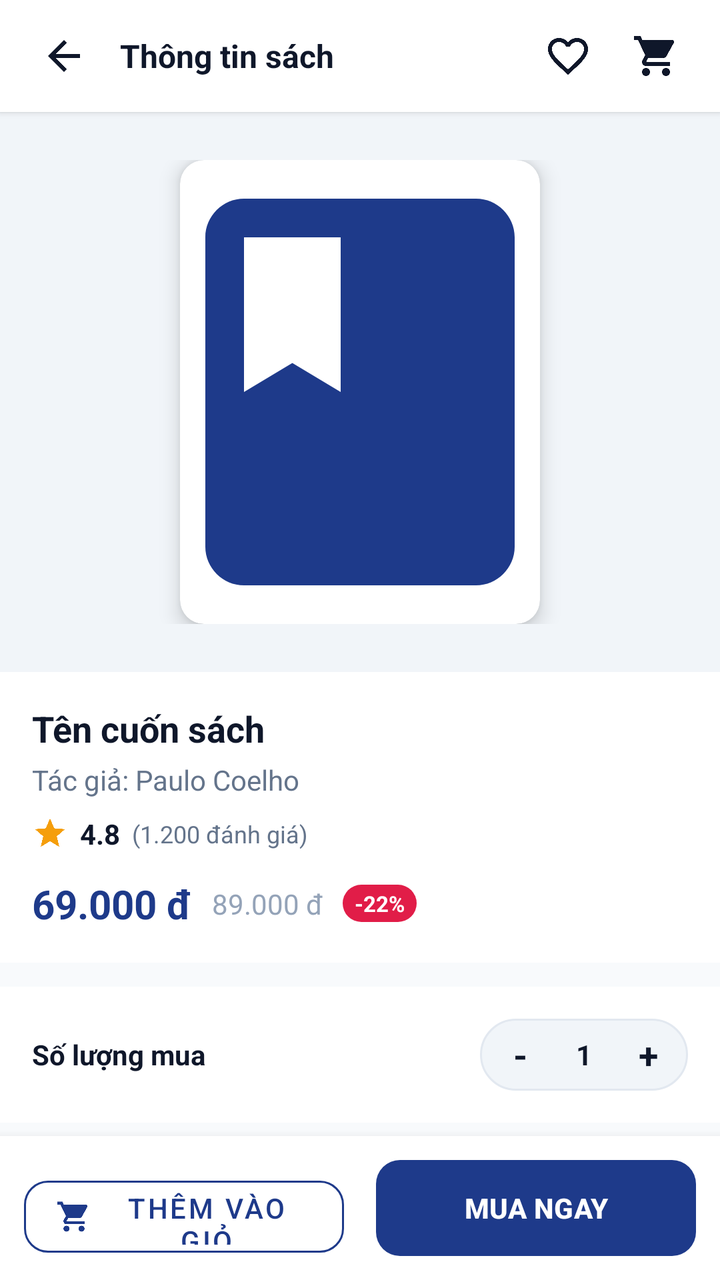
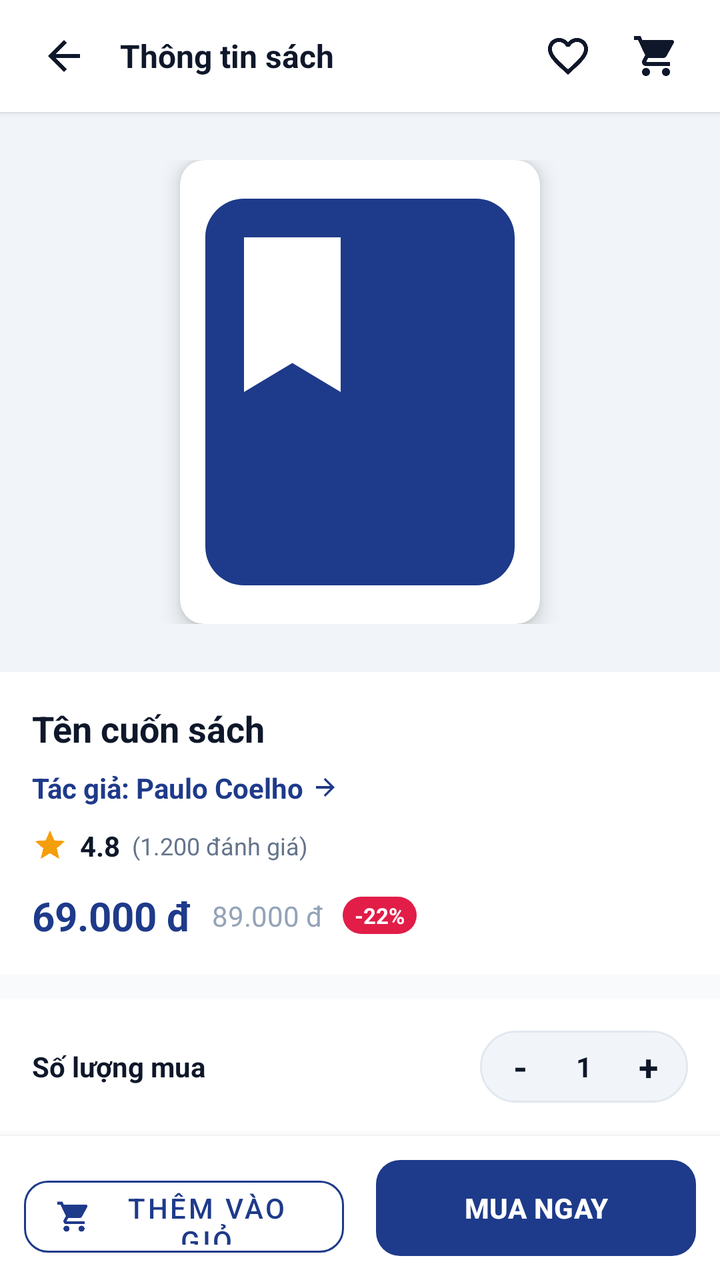

The first picture is an Android layout as it rendered before a commit; the second is the same layout after the commit. The layout source and the unified diff follow.
<!-- AndroidManifest.xml: application theme Theme.Book_selling_app -->
<!-- res/layout/activity_book_detail.xml -->
<?xml version="1.0" encoding="utf-8"?>
<androidx.constraintlayout.widget.ConstraintLayout xmlns:android="http://schemas.android.com/apk/res/android"
    xmlns:app="http://schemas.android.com/apk/res-auto"
    xmlns:tools="http://schemas.android.com/tools"
    android:layout_width="match_parent"
    android:layout_height="match_parent"
    android:background="@color/background"
    tools:context=".BookDetailActivity"
    tools:ignore="HardcodedText,ContentDescription">

    
    <LinearLayout
        android:id="@+id/layoutDetailHeader"
        android:layout_width="0dp"
        android:layout_height="56dp"
        android:background="@color/surface"
        android:elevation="2dp"
        android:gravity="center_vertical"
        android:orientation="horizontal"
        android:paddingStart="12dp"
        android:paddingEnd="12dp"
        app:layout_constraintEnd_toEndOf="parent"
        app:layout_constraintStart_toStartOf="parent"
        app:layout_constraintTop_toTopOf="parent">

        <ImageButton
            android:id="@+id/btnBack"
            android:layout_width="40dp"
            android:layout_height="40dp"
            android:background="?attr/selectableItemBackgroundBorderless"
            android:contentDescription="@null"
            android:src="@drawable/ic_arrow_back"
            app:tint="@color/text_primary" />

        <TextView
            android:layout_width="0dp"
            android:layout_height="wrap_content"
            android:layout_marginStart="8dp"
            android:layout_weight="1"
            android:text="Thông tin sách"
            android:textColor="@color/text_primary"
            android:textSize="@dimen/text_lg"
            android:textStyle="bold" />

        <ImageButton
            android:id="@+id/btnFavorite"
            android:layout_width="40dp"
            android:layout_height="40dp"
            android:background="?attr/selectableItemBackgroundBorderless"
            android:contentDescription="@null"
            android:src="@drawable/ic_favorite_border"
            app:tint="@color/text_primary" />

        <ImageButton
            android:id="@+id/btnCart"
            android:layout_width="40dp"
            android:layout_height="40dp"
            android:layout_marginStart="4dp"
            android:background="?attr/selectableItemBackgroundBorderless"
            android:contentDescription="@null"
            android:src="@drawable/ic_nav_cart"
            app:tint="@color/text_primary" />
    </LinearLayout>

    
    <androidx.core.widget.NestedScrollView
        android:layout_width="0dp"
        android:layout_height="0dp"
        android:fillViewport="true"
        app:layout_constraintBottom_toTopOf="@+id/layoutDetailBottomBar"
        app:layout_constraintEnd_toEndOf="parent"
        app:layout_constraintStart_toStartOf="parent"
        app:layout_constraintTop_toBottomOf="@+id/layoutDetailHeader">

        <LinearLayout
            android:layout_width="match_parent"
            android:layout_height="wrap_content"
            android:orientation="vertical"
            android:paddingBottom="24dp">

            
            <FrameLayout
                android:layout_width="match_parent"
                android:layout_height="280dp"
                android:background="@color/surface_variant"
                android:padding="24dp">

                <androidx.cardview.widget.CardView
                    android:layout_width="180dp"
                    android:layout_height="match_parent"
                    android:layout_gravity="center"
                    app:cardCornerRadius="@dimen/radius_md"
                    app:cardElevation="6dp">

                    <ImageView
                        android:id="@+id/imgBookDetailCover"
                        android:layout_width="match_parent"
                        android:layout_height="match_parent"
                        android:contentDescription="@null"
                        android:scaleType="centerCrop"
                        android:src="@drawable/ic_book" />
                </androidx.cardview.widget.CardView>
            </FrameLayout>

            
            <LinearLayout
                android:layout_width="match_parent"
                android:layout_height="wrap_content"
                android:background="@color/surface"
                android:orientation="vertical"
                android:padding="16dp">

                <TextView
                    android:id="@+id/tvDetailTitle"
                    android:layout_width="match_parent"
                    android:layout_height="wrap_content"
                    android:text="Tên cuốn sách"
                    android:textColor="@color/text_primary"
                    android:textSize="@dimen/text_xl"
                    android:textStyle="bold" />

                <TextView
                    android:id="@+id/tvDetailAuthor"
                    android:layout_width="match_parent"
                    android:layout_height="wrap_content"
                    android:layout_marginTop="4dp"
                    android:text="Tác giả: Paulo Coelho"
                    android:textColor="@color/text_secondary"
                    android:textSize="@dimen/text_md" />

                
                <LinearLayout
                    android:layout_width="match_parent"
                    android:layout_height="wrap_content"
                    android:layout_marginTop="8dp"
                    android:gravity="center_vertical"
                    android:orientation="horizontal">

                    <ImageView
                        android:layout_width="18dp"
                        android:layout_height="18dp"
                        android:contentDescription="@null"
                        android:src="@drawable/ic_star"
                        app:tint="@color/rating_star" />

                    <TextView
                        android:id="@+id/tvDetailRating"
                        android:layout_width="wrap_content"
                        android:layout_height="wrap_content"
                        android:layout_marginStart="6dp"
                        android:text="4.8"
                        android:textColor="@color/text_primary"
                        android:textSize="@dimen/text_md"
                        android:textStyle="bold" />

                    <TextView
                        android:id="@+id/tvDetailReviews"
                        android:layout_width="wrap_content"
                        android:layout_height="wrap_content"
                        android:layout_marginStart="6dp"
                        android:text="(1.200 đánh giá)"
                        android:textColor="@color/text_secondary"
                        android:textSize="@dimen/text_sm" />
                </LinearLayout>

                
                <LinearLayout
                    android:layout_width="match_parent"
                    android:layout_height="wrap_content"
                    android:layout_marginTop="12dp"
                    android:gravity="center_vertical"
                    android:orientation="horizontal">

                    <TextView
                        android:id="@+id/tvDetailPrice"
                        android:layout_width="wrap_content"
                        android:layout_height="wrap_content"
                        android:text="69.000 đ"
                        android:textColor="@color/primary"
                        android:textSize="@dimen/text_2xl"
                        android:textStyle="bold" />

                    <TextView
                        android:id="@+id/tvDetailOriginalPrice"
                        android:layout_width="wrap_content"
                        android:layout_height="wrap_content"
                        android:layout_marginStart="10dp"
                        android:text="89.000 đ"
                        android:textColor="@color/text_muted"
                        android:textSize="@dimen/text_md" />

                    <TextView
                        android:id="@+id/tvDetailDiscount"
                        android:layout_width="wrap_content"
                        android:layout_height="wrap_content"
                        android:layout_marginStart="10dp"
                        android:background="@drawable/bg_badge_discount"
                        android:text="-22%"
                        android:textColor="@color/white"
                        android:textSize="@dimen/text_xs"
                        android:textStyle="bold" />
                </LinearLayout>

            </LinearLayout>

            
            <LinearLayout
                android:layout_width="match_parent"
                android:layout_height="wrap_content"
                android:layout_marginTop="12dp"
                android:background="@color/surface"
                android:gravity="center_vertical"
                android:orientation="horizontal"
                android:padding="16dp">

                <TextView
                    android:layout_width="0dp"
                    android:layout_height="wrap_content"
                    android:layout_weight="1"
                    android:text="Số lượng mua"
                    android:textColor="@color/text_primary"
                    android:textSize="@dimen/text_md"
                    android:textStyle="bold" />

                <LinearLayout
                    android:layout_width="wrap_content"
                    android:layout_height="36dp"
                    android:background="@drawable/bg_search_bar"
                    android:gravity="center_vertical"
                    android:orientation="horizontal"
                    android:paddingStart="6dp"
                    android:paddingEnd="6dp">

                    <TextView
                        android:id="@+id/btnDetailMinus"
                        android:layout_width="28dp"
                        android:layout_height="match_parent"
                        android:clickable="true"
                        android:focusable="true"
                        android:gravity="center"
                        android:text="-"
                        android:textColor="@color/text_primary"
                        android:textSize="@dimen/text_xl"
                        android:textStyle="bold" />

                    <TextView
                        android:id="@+id/tvDetailQuantity"
                        android:layout_width="36dp"
                        android:layout_height="match_parent"
                        android:gravity="center"
                        android:text="1"
                        android:textColor="@color/text_primary"
                        android:textSize="@dimen/text_md"
                        android:textStyle="bold" />

                    <TextView
                        android:id="@+id/btnDetailPlus"
                        android:layout_width="28dp"
                        android:layout_height="match_parent"
                        android:clickable="true"
                        android:focusable="true"
                        android:gravity="center"
                        android:text="+"
                        android:textColor="@color/text_primary"
                        android:textSize="@dimen/text_xl"
                        android:textStyle="bold" />
                </LinearLayout>

            </LinearLayout>

            
            <LinearLayout
                android:layout_width="match_parent"
                android:layout_height="wrap_content"
                android:layout_marginTop="12dp"
                android:background="@color/surface"
                android:orientation="vertical"
                android:padding="16dp">

                <TextView
                    android:layout_width="wrap_content"
                    android:layout_height="wrap_content"
                    android:text="Mô tả nội dung"
                    android:textColor="@color/text_primary"
                    android:textSize="@dimen/text_lg"
                    android:textStyle="bold" />

                <TextView
                    android:id="@+id/tvDetailDescription"
                    android:layout_width="match_parent"
                    android:layout_height="wrap_content"
                    android:layout_marginTop="8dp"
                    android:lineSpacingExtra="4dp"
                    android:text="Mô tả chi tiết nội dung cuốn sách..."
                    android:textColor="@color/text_secondary"
                    android:textSize="@dimen/text_md" />

            </LinearLayout>

        </LinearLayout>

    </androidx.core.widget.NestedScrollView>

    
    <LinearLayout
        android:id="@+id/layoutDetailBottomBar"
        android:layout_width="0dp"
        android:layout_height="wrap_content"
        android:background="@color/surface"
        android:elevation="8dp"
        android:orientation="horizontal"
        android:padding="12dp"
        app:layout_constraintBottom_toBottomOf="parent"
        app:layout_constraintEnd_toEndOf="parent"
        app:layout_constraintStart_toStartOf="parent">

        
        <com.google.android.material.button.MaterialButton
            android:id="@+id/btnAddToCart"
            style="@style/Widget.MaterialComponents.Button.OutlinedButton"
            android:layout_width="0dp"
            android:layout_height="@dimen/button_height"
            android:layout_marginEnd="8dp"
            android:layout_weight="1"
            android:text="Thêm vào giỏ"
            android:textColor="@color/primary"
            app:cornerRadius="@dimen/radius_md"
            app:icon="@drawable/ic_nav_cart"
            app:iconTint="@color/primary"
            app:strokeColor="@color/primary" />

        
        <com.google.android.material.button.MaterialButton
            android:id="@+id/btnBuyNow"
            android:layout_width="0dp"
            android:layout_height="@dimen/button_height"
            android:layout_marginStart="8dp"
            android:layout_weight="1"
            android:background="@drawable/bg_button_primary"
            android:text="MUA NGAY"
            android:textColor="@color/white"
            android:textSize="@dimen/text_md"
            android:textStyle="bold"
            app:backgroundTint="@color/primary"
            app:cornerRadius="@dimen/radius_md" />

    </LinearLayout>

</androidx.constraintlayout.widget.ConstraintLayout>
<!-- resources referenced by this layout -->
<resources>
  <color name="background">#F8FAFC</color>
  <color name="primary">#1E3A8A</color>
  <color name="rating_star">#F59E0B</color>
  <color name="surface">#FFFFFF</color>
  <color name="surface_variant">#F1F5F9</color>
  <color name="text_muted">#94A3B8</color>
  <color name="text_primary">#0F172A</color>
  <color name="text_secondary">#64748B</color>
  <color name="white">#FFFFFFFF</color>
  <dimen name="button_height">48dp</dimen>
  <dimen name="radius_md">12dp</dimen>
  <dimen name="text_2xl">20sp</dimen>
  <dimen name="text_lg">16sp</dimen>
  <dimen name="text_md">14sp</dimen>
  <dimen name="text_sm">12sp</dimen>
  <dimen name="text_xl">18sp</dimen>
  <dimen name="text_xs">11sp</dimen>
  <!-- drawable bg_badge_discount (drawable) -->
  <?xml version="1.0" encoding="utf-8"?>
  <shape xmlns:android="http://schemas.android.com/apk/res/android"
      android:shape="rectangle">
      <solid android:color="@color/status_discount" />
      <corners android:radius="@dimen/radius_pill" />
      <padding
          android:left="6dp"
          android:top="2dp"
          android:right="6dp"
          android:bottom="2dp" />
  </shape>
  <!-- drawable bg_button_primary (drawable) -->
  <?xml version="1.0" encoding="utf-8"?>
  <ripple xmlns:android="http://schemas.android.com/apk/res/android"
      android:color="#33FFFFFF">
      <item>
          <shape android:shape="rectangle">
              <solid android:color="@color/primary" />
              <corners android:radius="@dimen/radius_md" />
          </shape>
      </item>
  </ripple>
  <!-- drawable bg_search_bar (drawable) -->
  <?xml version="1.0" encoding="utf-8"?>
  <shape xmlns:android="http://schemas.android.com/apk/res/android"
      android:shape="rectangle">
      <solid android:color="@color/surface_variant" />
      <stroke android:width="1dp" android:color="@color/border_subtle" />
      <corners android:radius="@dimen/radius_pill" />
  </shape>
  <!-- drawable ic_arrow_back (drawable) -->
  <vector xmlns:android="http://schemas.android.com/apk/res/android"
      android:width="24dp"
      android:height="24dp"
      android:viewportWidth="24"
      android:viewportHeight="24">
    <path
        android:fillColor="@color/text_primary"
        android:pathData="M20,11H7.83l5.59,-5.59L12,4l-8,8 8,8 1.41,-1.41L7.83,13H20v-2z"/>
  </vector>
  <!-- drawable ic_book (drawable) -->
  <vector xmlns:android="http://schemas.android.com/apk/res/android"
      android:width="24dp"
      android:height="24dp"
      android:viewportWidth="24"
      android:viewportHeight="24">
    <path
        android:fillColor="@color/primary"
        android:pathData="M18,2H6C4.9,2 4,2.9 4,4v16c0,1.1 0.9,2 2,2h12c1.1,0 2,-0.9 2,-2V4C20,2.9 19.1,2 18,2zM6,4h5v8l-2.5,-1.5L6,12V4z"/>
  </vector>
  <!-- drawable ic_star (drawable) -->
  <vector xmlns:android="http://schemas.android.com/apk/res/android"
      android:width="24dp"
      android:height="24dp"
      android:viewportWidth="24"
      android:viewportHeight="24">
    <path
        android:fillColor="@color/rating_star"
        android:pathData="M12,17.27L18.18,21l-1.64,-7.03L22,9.24l-7.19,-0.61L12,2 9.19,8.63 2,9.24l5.46,4.73L5.82,21z"/>
  </vector>
  <style name="Theme.Book_selling_app" parent="Base.Theme.Book_selling_app" />
  <color name="status_discount">#E11D48</color>
  <dimen name="radius_pill">999dp</dimen>
  <color name="border_subtle">#E2E8F0</color>
  <color name="primary_dark">#00236F</color>
  <color name="on_primary">#FFFFFF</color>
  <color name="secondary">#D97706</color>
  <color name="on_secondary">#FFFFFF</color>
  <!-- unchanged entries left out for length: 3 -->
</resources>

<!-- the commit's change to res/layout/activity_book_detail.xml (unified diff, before → after) -->
@@ -64,6 +64,7 @@
 
     
     <androidx.core.widget.NestedScrollView
+        android:id="@+id/scrollBookDetail"
         android:layout_width="0dp"
         android:layout_height="0dp"
         android:fillViewport="true"
@@ -119,14 +120,36 @@
                     android:textSize="@dimen/text_xl"
                     android:textStyle="bold" />
 
-                <TextView
-                    android:id="@+id/tvDetailAuthor"
-                    android:layout_width="match_parent"
-                    android:layout_height="wrap_content"
-                    android:layout_marginTop="4dp"
-                    android:text="Tác giả: Paulo Coelho"
-                    android:textColor="@color/text_secondary"
-                    android:textSize="@dimen/text_md" />
+                
+                <LinearLayout
+                    android:id="@+id/layoutAuthorClick"
+                    android:layout_width="wrap_content"
+                    android:layout_height="wrap_content"
+                    android:layout_marginTop="6dp"
+                    android:background="?attr/selectableItemBackground"
+                    android:gravity="center_vertical"
+                    android:orientation="horizontal"
+                    android:paddingTop="2dp"
+                    android:paddingBottom="2dp">
+
+                    <TextView
+                        android:id="@+id/tvDetailAuthor"
+                        android:layout_width="wrap_content"
+                        android:layout_height="wrap_content"
+                        android:text="Tác giả: Paulo Coelho"
+                        android:textColor="@color/primary"
+                        android:textSize="@dimen/text_md"
+                        android:textStyle="bold" />
+
+                    <ImageView
+                        android:layout_width="14dp"
+                        android:layout_height="14dp"
+                        android:layout_marginStart="4dp"
+                        android:contentDescription="@null"
+                        android:rotation="180"
+                        android:src="@drawable/ic_arrow_back"
+                        app:tint="@color/primary" />
+                </LinearLayout>
 
                 
                 <LinearLayout
@@ -294,6 +317,169 @@
                     android:text="Mô tả chi tiết nội dung cuốn sách..."
                     android:textColor="@color/text_secondary"
                     android:textSize="@dimen/text_md" />
+
+            </LinearLayout>
+
+            
+            <LinearLayout
+                android:id="@+id/layoutAuthorBooksSection"
+                android:layout_width="match_parent"
+                android:layout_height="wrap_content"
+                android:layout_marginTop="12dp"
+                android:background="@color/surface"
+                android:orientation="vertical"
+                android:paddingTop="16dp"
+                android:paddingBottom="16dp">
+
+                <LinearLayout
+                    android:layout_width="match_parent"
+                    android:layout_height="wrap_content"
+                    android:gravity="center_vertical"
+                    android:orientation="horizontal"
+                    android:paddingStart="16dp"
+                    android:paddingEnd="16dp">
+
+                    <TextView
+                        android:layout_width="0dp"
+                        android:layout_height="wrap_content"
+                        android:layout_weight="1"
+                        android:text="Sách cùng tác giả"
+                        android:textColor="@color/text_primary"
+                        android:textSize="@dimen/text_lg"
+                        android:textStyle="bold" />
+
+                    <TextView
+                        android:id="@+id/btnViewAllAuthorBooks"
+                        android:layout_width="wrap_content"
+                        android:layout_height="wrap_content"
+                        android:background="?attr/selectableItemBackground"
+                        android:padding="4dp"
+                        android:text="Xem tất cả &gt;"
+                        android:textColor="@color/primary"
+                        android:textSize="@dimen/text_sm"
+                        android:textStyle="bold" />
+                </LinearLayout>
+
+                <androidx.recyclerview.widget.RecyclerView
+                    android:id="@+id/rvAuthorRelatedBooks"
+                    android:layout_width="match_parent"
+                    android:layout_height="wrap_content"
+                    android:layout_marginTop="10dp"
+                    android:clipToPadding="false"
+                    android:orientation="horizontal"
+                    android:paddingStart="12dp"
+                    android:paddingEnd="12dp" />
+
+            </LinearLayout>
+
+            
+            <LinearLayout
+                android:id="@+id/layoutReviewsSection"
+                android:layout_width="match_parent"
+                android:layout_height="wrap_content"
+                android:layout_marginTop="12dp"
+                android:background="@color/surface"
+                android:orientation="vertical"
+                android:padding="16dp">
+
+                <LinearLayout
+                    android:layout_width="match_parent"
+                    android:layout_height="wrap_content"
+                    android:gravity="center_vertical"
+                    android:orientation="horizontal">
+
+                    <TextView
+                        android:layout_width="0dp"
+                        android:layout_height="wrap_content"
+                        android:layout_weight="1"
+                        android:text="Đánh giá &amp; Nhận xét"
+                        android:textColor="@color/text_primary"
+                        android:textSize="@dimen/text_lg"
+                        android:textStyle="bold" />
+
+                    <com.google.android.material.button.MaterialButton
+                        android:id="@+id/btnWriteReview"
+                        style="@style/Widget.MaterialComponents.Button.OutlinedButton"
+                        android:layout_width="wrap_content"
+                        android:layout_height="36dp"
+                        android:paddingStart="12dp"
+                        android:paddingEnd="12dp"
+                        android:text="Viết đánh giá"
+                        android:textColor="@color/primary"
+                        android:textSize="@dimen/text_xs"
+                        app:cornerRadius="@dimen/radius_md"
+                        app:strokeColor="@color/primary" />
+                </LinearLayout>
+
+                
+                <com.google.android.material.card.MaterialCardView
+                    android:layout_width="match_parent"
+                    android:layout_height="wrap_content"
+                    android:layout_marginTop="12dp"
+                    app:cardBackgroundColor="@color/surface_variant"
+                    app:cardCornerRadius="@dimen/radius_md"
+                    app:cardElevation="0dp">
+
+                    <LinearLayout
+                        android:layout_width="match_parent"
+                        android:layout_height="wrap_content"
+                        android:gravity="center"
+                        android:orientation="vertical"
+                        android:padding="16dp">
+
+                        <TextView
+                            android:id="@+id/tvOverviewRatingScore"
+                            android:layout_width="wrap_content"
+                            android:layout_height="wrap_content"
+                            android:text="5.0"
+                            android:textColor="@color/text_primary"
+                            android:textSize="32sp"
+                            android:textStyle="bold" />
+
+                        <RatingBar
+                            android:id="@+id/ratingBarOverview"
+                            style="?android:attr/ratingBarStyleSmall"
+                            android:layout_width="wrap_content"
+                            android:layout_height="wrap_content"
+                            android:layout_marginTop="4dp"
+                            android:isIndicator="true"
+                            android:numStars="5"
+                            android:progressTint="@color/rating_star"
+                            android:rating="5"
+                            android:secondaryProgressTint="@color/rating_star"
+                            android:stepSize="0.5" />
+
+                        <TextView
+                            android:id="@+id/tvOverviewReviewCount"
+                            android:layout_width="wrap_content"
+                            android:layout_height="wrap_content"
+                            android:layout_marginTop="4dp"
+                            android:text="Dựa trên 0 nhận xét từ độc giả"
+                            android:textColor="@color/text_secondary"
+                            android:textSize="@dimen/text_xs" />
+                    </LinearLayout>
+                </com.google.android.material.card.MaterialCardView>
+
+                
+                <androidx.recyclerview.widget.RecyclerView
+                    android:id="@+id/rvBookReviews"
+                    android:layout_width="match_parent"
+                    android:layout_height="wrap_content"
+                    android:layout_marginTop="12dp"
+                    android:nestedScrollingEnabled="false" />
+
+                
+                <TextView
+                    android:id="@+id/tvEmptyReviews"
+                    android:layout_width="match_parent"
+                    android:layout_height="wrap_content"
+                    android:layout_marginTop="16dp"
+                    android:gravity="center"
+                    android:padding="16dp"
+                    android:text="Chưa có nhận xét nào cho sách này. Hãy là người đầu tiên chia sẻ cảm nhận!"
+                    android:textColor="@color/text_muted"
+                    android:textSize="@dimen/text_sm"
+                    android:visibility="gone" />
 
             </LinearLayout>
 
